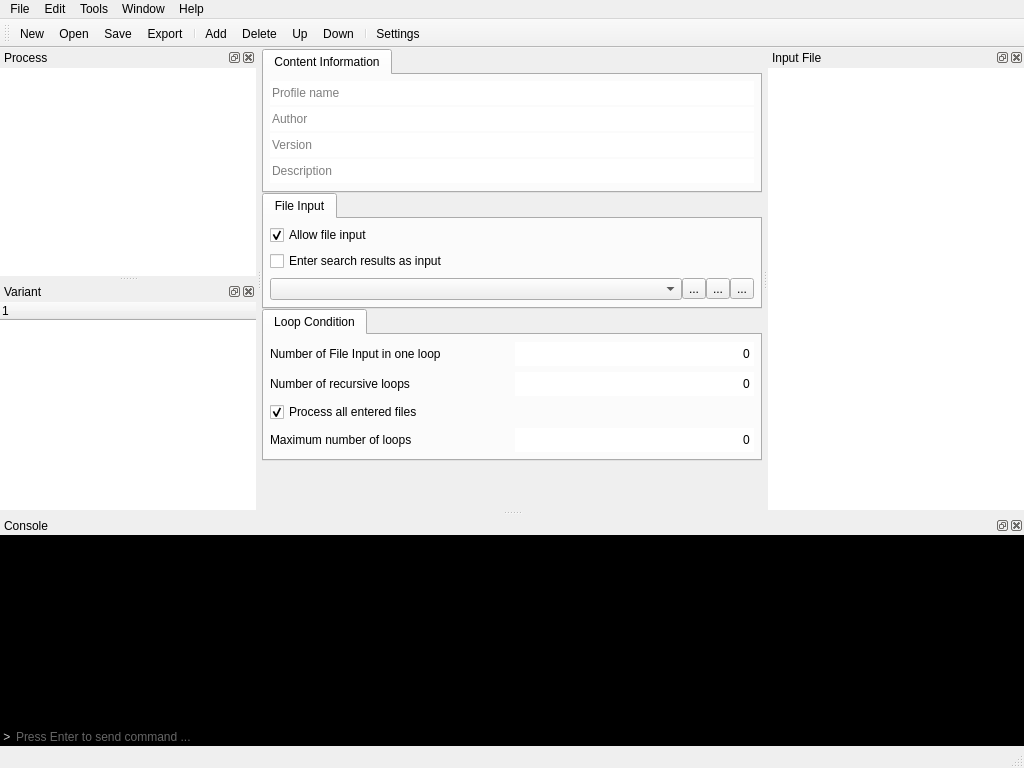
Above: src/ProfileEditor/profileeditor.ui from karakirimu/AutoBatchTools before the change. Below: the same form after it.
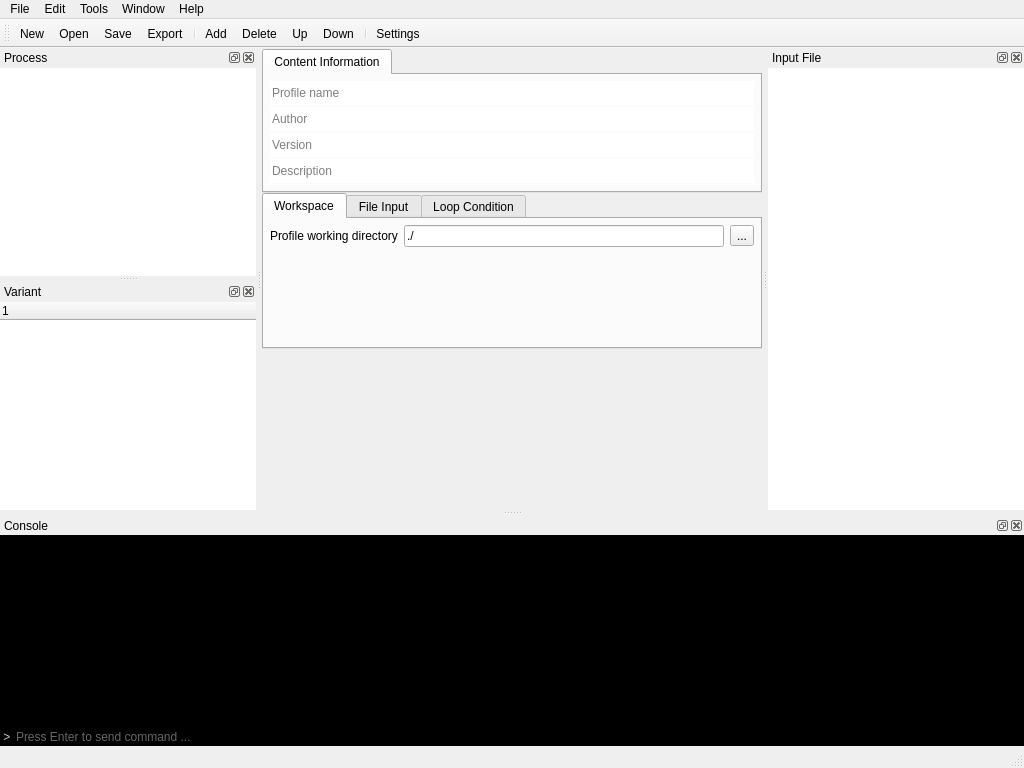
That is the form after the change. The open tabs and pages were chosen to show the change. Icons and pictures are not drawn. Custom widgets are drawn as their Qt base class.

Commit message: [Update] Add profile working directory settings.

```diff
--- a/src/ProfileEditor/profileeditor.ui
+++ b/src/ProfileEditor/profileeditor.ui
@@ -204,6 +204,66 @@
             <verstretch>0</verstretch>
            </sizepolicy>
           </property>
+          <property name="currentIndex">
+           <number>0</number>
+          </property>
+          <widget class="QWidget" name="workspace">
+           <attribute name="title">
+            <string>Workspace</string>
+           </attribute>
+           <layout class="QVBoxLayout" name="verticalLayout_22">
+            <property name="leftMargin">
+             <number>6</number>
+            </property>
+            <property name="topMargin">
+             <number>6</number>
+            </property>
+            <property name="rightMargin">
+             <number>6</number>
+            </property>
+            <property name="bottomMargin">
+             <number>6</number>
+            </property>
+            <item>
+             <layout class="QGridLayout" name="gridLayout">
+              <item row="0" column="0">
+               <widget class="QLabel" name="label_5">
+                <property name="text">
+                 <string>Profile working directory</string>
+                </property>
+               </widget>
+              </item>
+              <item row="0" column="1">
+               <widget class="QLineEdit" name="workingDirectoryLineEdit">
+                <property name="text">
+                 <string>./</string>
+                </property>
+               </widget>
+              </item>
+              <item row="0" column="2">
+               <widget class="QToolButton" name="workingDirectoryToolButton">
+                <property name="text">
+                 <string>...</string>
+                </property>
+               </widget>
+              </item>
+              <item row="1" column="0">
+               <spacer name="verticalSpacer_4">
+                <property name="orientation">
+                 <enum>Qt::Vertical</enum>
+                </property>
+                <property name="sizeHint" stdset="0">
+                 <size>
+                  <width>20</width>
+                  <height>40</height>
+                 </size>
+                </property>
+               </spacer>
+              </item>
+             </layout>
+            </item>
+           </layout>
+          </widget>
           <widget class="QWidget" name="fileinputPage1">
            <attribute name="title">
             <string>File Input</string>
@@ -317,29 +377,26 @@
               </layout>
              </widget>
             </item>
+            <item>
+             <spacer name="verticalSpacer_6">
+              <property name="orientation">
+               <enum>Qt::Vertical</enum>
+              </property>
+              <property name="sizeHint" stdset="0">
+               <size>
+                <width>20</width>
+                <height>40</height>
+               </size>
+              </property>
+             </spacer>
+            </item>
            </layout>
           </widget>
-         </widget>
-        </item>
-        <item>
-         <widget class="QTabWidget" name="fileloop">
-          <property name="sizePolicy">
-           <sizepolicy hsizetype="Expanding" vsizetype="Preferred">
-            <horstretch>0</horstretch>
-            <verstretch>0</verstretch>
-           </sizepolicy>
-          </property>
-          <widget class="QWidget" name="fileloopPage1">
-           <property name="sizePolicy">
-            <sizepolicy hsizetype="Preferred" vsizetype="Preferred">
-             <horstretch>0</horstretch>
-             <verstretch>0</verstretch>
-            </sizepolicy>
-           </property>
+          <widget class="QWidget" name="fileloop">
            <attribute name="title">
             <string>Loop Condition</string>
            </attribute>
-           <layout class="QVBoxLayout" name="verticalLayout_22">
+           <layout class="QVBoxLayout" name="verticalLayout_26">
             <property name="leftMargin">
              <number>6</number>
             </property>
```
Left out of the diff: 4 changed lines with no effect on the pictures. The commit also changes 14 other files.
